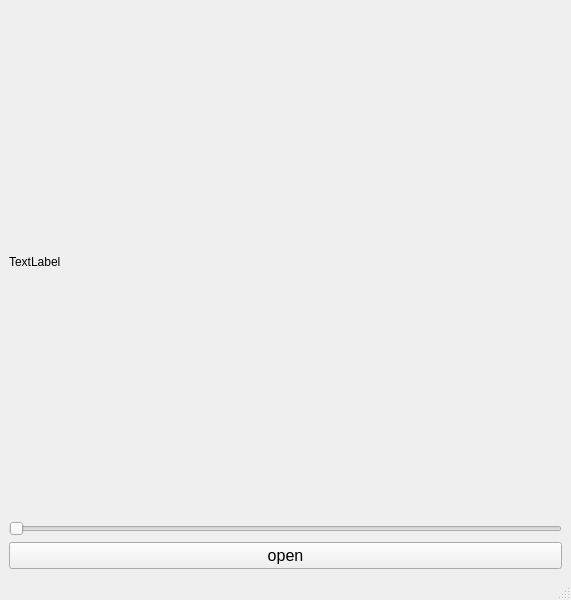
Qt form blureApp/blurApp.ui (KonstantinGyr/modul38) before a commit.
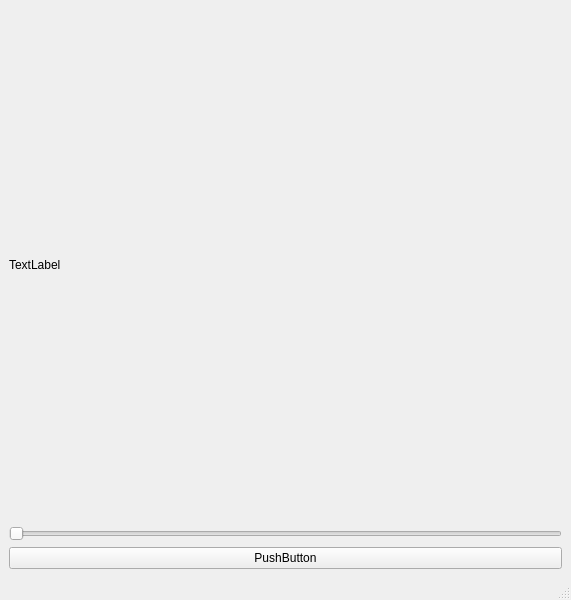
The same form after that commit.

The edit to the form file:
```diff
--- a/blureApp/blurApp.ui
+++ b/blureApp/blurApp.ui
@@ -15,45 +15,41 @@
   </property>
   <widget class="QWidget" name="centralwidget">
    <layout class="QGridLayout" name="gridLayout_2">
-    <item row="0" column="0">
-     <layout class="QGridLayout" name="gridLayout">
-      <item row="2" column="0">
+    <item row="1" column="0">
+     <layout class="QVBoxLayout" name="verticalLayout">
+      <item>
        <widget class="QLabel" name="label">
-        <property name="sizePolicy">
-         <sizepolicy hsizetype="Expanding" vsizetype="Expanding">
-          <horstretch>0</horstretch>
-          <verstretch>0</verstretch>
-         </sizepolicy>
-        </property>
         <property name="text">
          <string>TextLabel</string>
         </property>
        </widget>
       </item>
-      <item row="5" column="0">
-       <widget class="QPushButton" name="pushButton">
-        <property name="font">
-         <font>
-          <pointsize>12</pointsize>
-         </font>
-        </property>
-        <property name="text">
-         <string>open</string>
-        </property>
-       </widget>
-      </item>
-      <item row="4" column="0">
+      <item>
        <widget class="QSlider" name="horizontalSlider">
-        <property name="font">
-         <font>
-          <pointsize>12</pointsize>
-         </font>
+        <property name="sizePolicy">
+         <sizepolicy hsizetype="Expanding" vsizetype="Fixed">
+          <horstretch>0</horstretch>
+          <verstretch>0</verstretch>
+         </sizepolicy>
         </property>
         <property name="orientation">
          <enum>Qt::Horizontal</enum>
         </property>
        </widget>
       </item>
+      <item>
+       <widget class="QPushButton" name="pushButton">
+        <property name="sizePolicy">
+         <sizepolicy hsizetype="Expanding" vsizetype="Fixed">
+          <horstretch>0</horstretch>
+          <verstretch>0</verstretch>
+         </sizepolicy>
+        </property>
+        <property name="text">
+         <string>PushButton</string>
+        </property>
+       </widget>
+      </item>
      </layout>
     </item>
    </layout>
```
Left out of the diff: 35 changed lines with no effect on the pictures.
